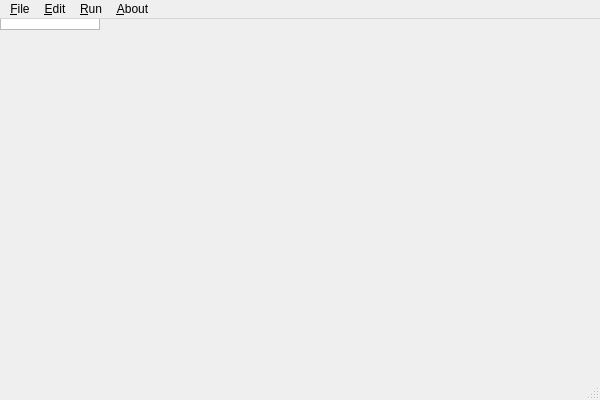
Above: tools/lammps-gui/lammpsgui.ui from MarcusGDaniels/lammps before the change. Below: the same form after it.
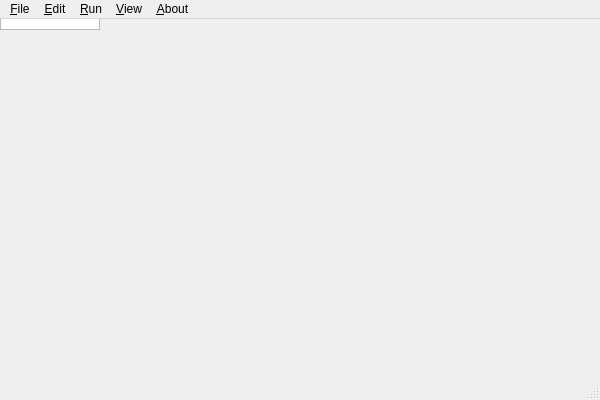
That is the form after the change. Icons and pictures are not drawn. Custom widgets are drawn as their Qt base class.

Commit message: add option to set visibility of log and chart windows from menu and in preferences

```diff
--- a/tools/lammps-gui/lammpsgui.ui
+++ b/tools/lammps-gui/lammpsgui.ui
@@ -27,7 +27,7 @@
      <x>0</x>
      <y>0</y>
      <width>600</width>
-     <height>24</height>
+     <height>23</height>
     </rect>
    </property>
    <widget class="QMenu" name="menuFile">
@@ -73,9 +73,17 @@
     <addaction name="action_Help"/>
     <addaction name="actionLAMMPS_Manual"/>
    </widget>
+   <widget class="QMenu" name="menu_View">
+    <property name="title">
+     <string>&amp;View</string>
+    </property>
+    <addaction name="actionView_Log_Window"/>
+    <addaction name="actionView_Graph_Window"/>
+   </widget>
    <addaction name="menuFile"/>
    <addaction name="menuEdit"/>
    <addaction name="menu_Run"/>
+   <addaction name="menu_View"/>
    <addaction name="menuAbout"/>
   </widget>
   <widget class="QStatusBar" name="statusbar"/>
```
Left out of the diff: 16 changed lines with no effect on the pictures. The commit also changes 3 other files.
